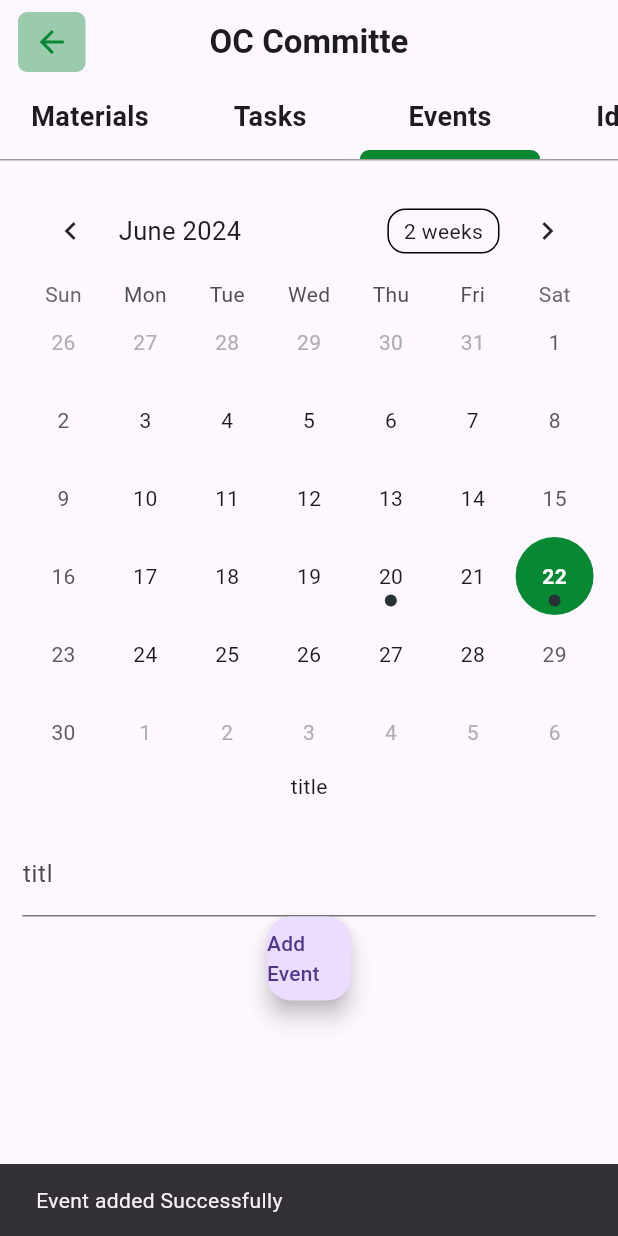
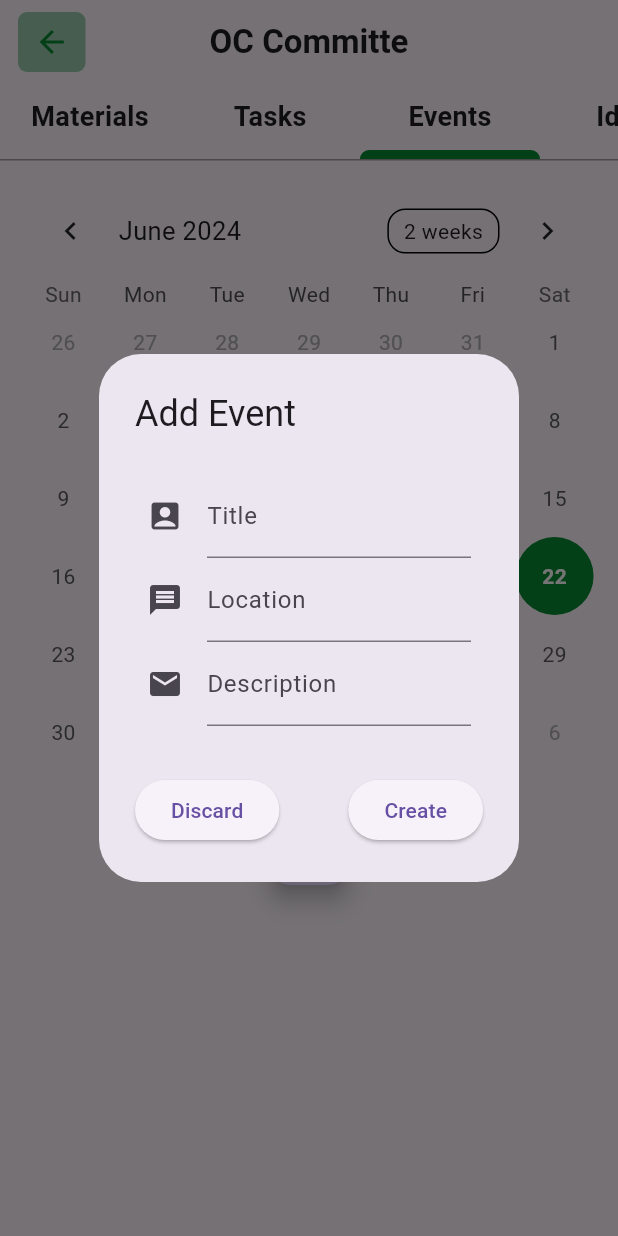
Before and after one commit to yahia997/HackerRank-OC-committe, a Flutter app: the screen it shows after launch, after a tap on "Tasks", after a tap on "Events", after a tap on "Add Event", on a phone screen of 412 x 824 dp. Run offline on Flutter 3.47's test engine with Material 3 defaults, Android fonts, the light colour scheme and no system bars; drawn by our look-alikes of table_calendar.

Commit message:
calerndar add event functionality

```diff
--- a/project_oc_committe/lib/modules/Event.dart
+++ b/project_oc_committe/lib/modules/Event.dart
@@ -1,10 +1,10 @@
 /// class to use in calendar.
 class Event {
-  final String title;
-  final String description;
-  final String location;
-  final DateTime startDate;
-  final DateTime endDate;
+  String title;
+  String description;
+  String location;
+  DateTime startDate;
+  DateTime endDate;
 
   Event({
     required this.description,
--- a/project_oc_committe/lib/screens/events.dart
+++ b/project_oc_committe/lib/screens/events.dart
@@ -2,6 +2,7 @@ import 'package:flutter/material.dart';
 import 'package:project_oc_committe/modules/Event.dart';
 import 'package:project_oc_committe/services/calendar.dart';
 import 'package:project_oc_committe/widgets/Calendar.dart';
+import 'package:project_oc_committe/widgets/EventForm.dart';
 import 'package:project_oc_committe/widgets/eventsList.dart';
 import 'package:provider/provider.dart';
 
@@ -38,42 +39,8 @@ class _EventsState extends State<Events> {
                     // shows comming events
                     EventsList(),
 
-                    // just for test
-                    TextFormField(
-                      controller: value.eventDescription,
-                      decoration: const InputDecoration(
-                        hintText: 'What will you do in this event?',
-                        labelText: 'titl',
-                      ),
-                    ),
                     // style will be changed later
-                    FloatingActionButton(
-                      onPressed: () {
-                        try {
-                          DateTime curr = DateTime.now();
-
-                          // create event object
-                          Event obj = Event(
-                            description: value.eventDescription.text,
-                            location: value.eventLocation.text,
-                            startDate: curr, // will be changed by input later
-                            endDate: curr, // will be changed by input later
-                            title: value.eventTitle.text
-                          );
-                          value.addEvent(
-                              DateTime.utc(obj.startDate.year, obj.startDate.month, obj.startDate.day),
-                              obj);
-
-                          // shows message to user
-                          ScaffoldMessenger.of(context).showSnackBar(SnackBar(
-                              content: Text("Event added Successfully")));
-                        } catch (err) {
-                          ScaffoldMessenger.of(context).showSnackBar(
-                              SnackBar(content: Text("Some Thing went wrong")));
-                        }
-                      },
-                      child: Text("Add Event"),
-                    ),
+                    EventForm(),
                   ],
                 ),
               ),
--- a/project_oc_committe/lib/services/calendar.dart
+++ b/project_oc_committe/lib/services/calendar.dart
@@ -4,8 +4,18 @@ import 'package:project_oc_committe/modules/Event.dart';
 class CalendarEvents extends ChangeNotifier {
   // We will initialize old events with API when it is ready
   Map<DateTime, List<Event>> events = {
-    DateTime.utc(2024, 6, 20): [Event(description: "", location: "", startDate: DateTime.utc(2024, 6, 20), title: "title", endDate: DateTime.utc(2024, 6, 20))],
+    DateTime.utc(2024, 6, 20): [
+      Event(
+          description: "",
+          location: "",
+          startDate: DateTime.utc(2024, 6, 20),
+          title: "title",
+          endDate: DateTime.utc(2024, 6, 20))
+    ],
   };
+
+  // default selected day is the current day
+  DateTime selectedDay = DateTime.now();
 
   // information about the event that will be added and used will change it
   TextEditingController eventDescription = TextEditingController();
--- a/project_oc_committe/lib/widgets/Calendar.dart
+++ b/project_oc_committe/lib/widgets/Calendar.dart
@@ -4,9 +4,6 @@
  * We will add interactivity to add events and so on
  * We will add custom styles (green)
  */
-
-import 'dart:developer';
-import 'dart:math';
 
 import 'package:flutter/material.dart';
 import 'package:project_oc_committe/constants/colors.dart';
@@ -22,6 +19,9 @@ class Calendar extends StatefulWidget {
 }
 
 class _CalendarState extends State<Calendar> {
+  CalendarFormat _calendarFormat = CalendarFormat.month;
+  DateTime _focusedDay = DateTime.now();
+
   @override
   Widget build(BuildContext context) {
     return Consumer<CalendarEvents>(builder: (context, value, child) {
@@ -29,7 +29,33 @@ class _CalendarState extends State<Calendar> {
         // to make range dynamic 5 years before current day and 5 years after it
         firstDay: DateTime.utc(DateTime.now().year - 5, 1, 1),
         lastDay: DateTime.utc(DateTime.now().year + 5, 12, 31),
-        focusedDay: DateTime.now(),
+        focusedDay: _focusedDay,
+        calendarFormat: _calendarFormat,
+        selectedDayPredicate: (day) {
+          // Use `selectedDayPredicate` to determine which day is currently selected.
+          // If this returns true, then `day` will be marked as selected.
+          return isSameDay(value.selectedDay, day);
+        },
+        onDaySelected: (selectedDay, focusedDay) {
+          if (!isSameDay(value.selectedDay, selectedDay)) {
+            // Call `setState()` when updating the selected day
+            setState(() {
+              value.selectedDay = selectedDay;
+              _focusedDay = focusedDay;
+            });
+          }
+        },
+        onFormatChanged: (format) {
+          if (_calendarFormat != format) {
+            // Call `setState()` when updating calendar format
+            setState(() {
+              _calendarFormat = format;
+            });
+          }
+        },
+        onPageChanged: (focusedDay) {
+          _focusedDay = focusedDay;
+        },
 
         // to load events saved in provider, if there is no events will return empty list
         eventLoader: (day) {
@@ -55,6 +81,22 @@ class _CalendarState extends State<Calendar> {
               ),
             );
           },
+          selectedBuilder: (context, day, focusedDay) {
+            return Container(
+              width: double.maxFinite,
+              height: double.maxFinite,
+              alignment: Alignment.center,
+              decoration: const BoxDecoration(
+                color: mainGreen,
+                shape: BoxShape.circle,
+              ),
+              child: Text(
+                day.day.toString(), // to show number of the current day
+                style: const TextStyle(
+                    color: Colors.white, fontWeight: FontWeight.bold),
+              ),
+            );
+          },
         ),
       );
     });
--- /dev/null
+++ b/project_oc_committe/lib/widgets/EventForm.dart
@@ -0,0 +1,116 @@
+import 'package:flutter/material.dart';
+import 'package:project_oc_committe/modules/Event.dart';
+import 'package:project_oc_committe/services/calendar.dart';
+import 'package:provider/provider.dart';
+
+class EventForm extends StatefulWidget {
+  const EventForm({super.key});
+
+  @override
+  State<EventForm> createState() => _EventFormState();
+}
+
+class _EventFormState extends State<EventForm> {
+  @override
+  Widget build(BuildContext context) {
+    return Consumer<CalendarEvents>(
+      builder: (context, value, _) {
+        return FloatingActionButton(
+          child: const Text('Add Event'),
+          onPressed: () {
+            // You can use `ref` here.
+            showDialog(
+              context: context,
+              builder: (context) {
+                return AlertDialog(
+                  scrollable: true,
+                  title: Text('Add Event'),
+                  content: Padding(
+                    padding: const EdgeInsets.all(8.0),
+                    child: Form(
+                      child: Column(
+                        children: [
+                          // Title text input
+                          TextFormField(
+                            controller: value.eventTitle,
+                            decoration: InputDecoration(
+                              labelText: 'Title',
+                              icon: Icon(Icons.account_box),
+                            ),
+                          ),
+
+                          // Location text input
+                          TextFormField(
+                            controller: value.eventLocation,
+                            decoration: InputDecoration(
+                              labelText: 'Location',
+                              icon: Icon(Icons.message),
+                            ),
+                          ),
+
+                          // Description text input
+                          TextFormField(
+                            controller: value.eventDescription,
+                            decoration: InputDecoration(
+                              labelText: 'Description',
+                              icon: Icon(Icons.email),
+                            ),
+                          ),
+                        ],
+                      ),
+                    ),
+                  ),
+                  actions: [
+                    Row(
+                      mainAxisAlignment: MainAxisAlignment.spaceBetween,
+                      children: [
+                        ElevatedButton(
+                        child: Text("Discard"),
+                        onPressed: () {
+
+                          // to close the popup form
+                          Navigator.of(context, rootNavigator: true)
+                              .pop('dialog');
+                        }),
+                        ElevatedButton(
+                        child: const Text("Create"),
+                        onPressed: () {
+                          try {
+                            DateTime curr = DateTime.now();
+
+                            // create event object
+                            Event obj = Event(
+                                description: value.eventDescription.text,
+                                location: value.eventLocation.text,
+                                startDate: value.selectedDay, // will be changed by input later
+                                endDate: curr, // will be changed by input later
+                                title: value.eventTitle.text);
+                            value.addEvent(
+                                DateTime.utc(value.selectedDay.year,
+                                    value.selectedDay.month, value.selectedDay.day),
+                                obj);
+
+                            // shows message to user
+                            ScaffoldMessenger.of(context).showSnackBar(SnackBar(
+                                content: Text("Event added Successfully")));
+                          } catch (err) {
+                            ScaffoldMessenger.of(context).showSnackBar(SnackBar(
+                                content: Text("Some Thing went wrong")));
+                          }
+
+                          // to close the popup form
+                          Navigator.of(context, rootNavigator: true)
+                              .pop('dialog');
+                        }),
+                      ],
+                    ),
+                  ],
+                );
+              },
+            );
+          },
+        );
+      },
+    );
+  }
+}
```
